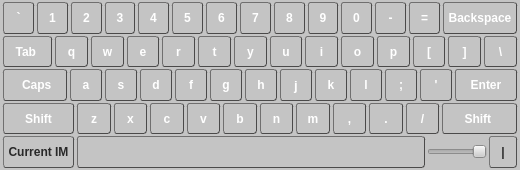
First picture: the form in qin/src/QVirtualKeyboard.ui, repository aitjcize/Qin, before the edit.
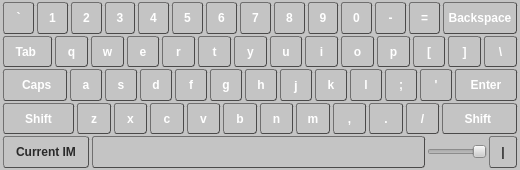
Second picture: the form after the edit.

Commit message: Qin: some minor fix for PXA300

```diff
--- a/qin/src/QVirtualKeyboard.ui
+++ b/qin/src/QVirtualKeyboard.ui
@@ -1548,7 +1548,7 @@
          </property>
          <property name="minimumSize">
           <size>
-           <width>60</width>
+           <width>88</width>
            <height>25</height>
           </size>
          </property>
@@ -1584,6 +1584,12 @@
          <property name="text">
           <string>Current IM</string>
          </property>
+         <property name="checkable">
+          <bool>false</bool>
+         </property>
+         <property name="autoRepeat">
+          <bool>false</bool>
+         </property>
         </widget>
        </item>
        <item>
@@ -1607,6 +1613,9 @@
          <property name="text">
           <string/>
          </property>
+         <property name="checkable">
+          <bool>false</bool>
+         </property>
          <property name="autoRepeat">
           <bool>true</bool>
          </property>
```
Left out of the diff: 268 changed lines with no effect on the pictures. The commit also changes 2 other files.
